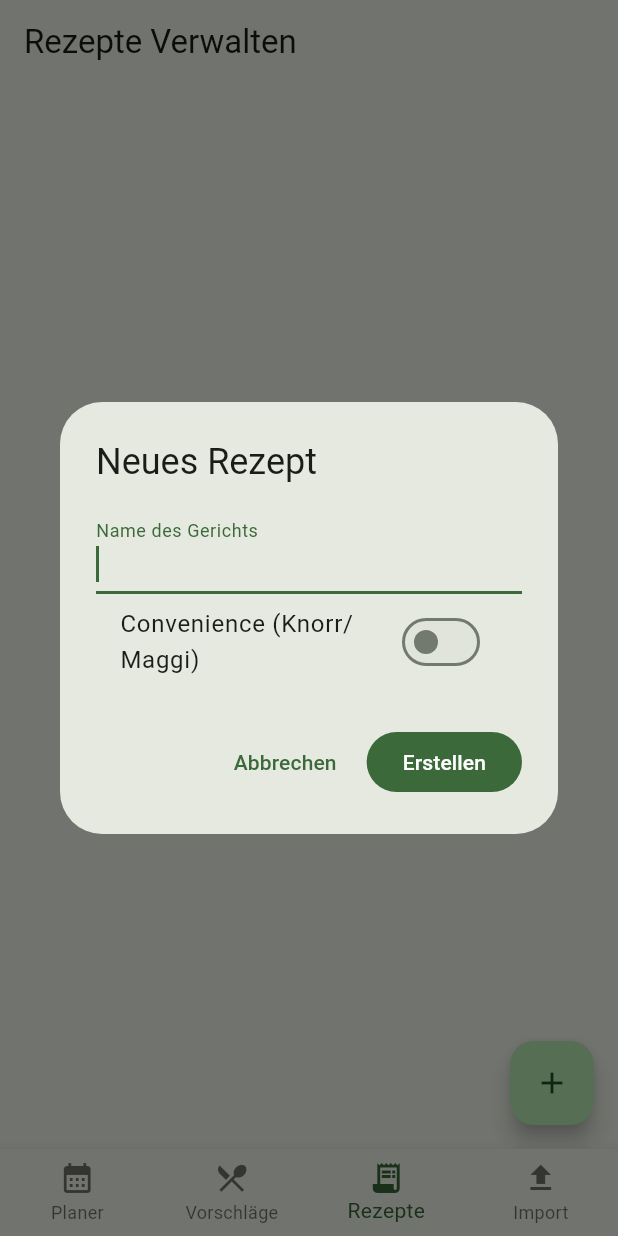
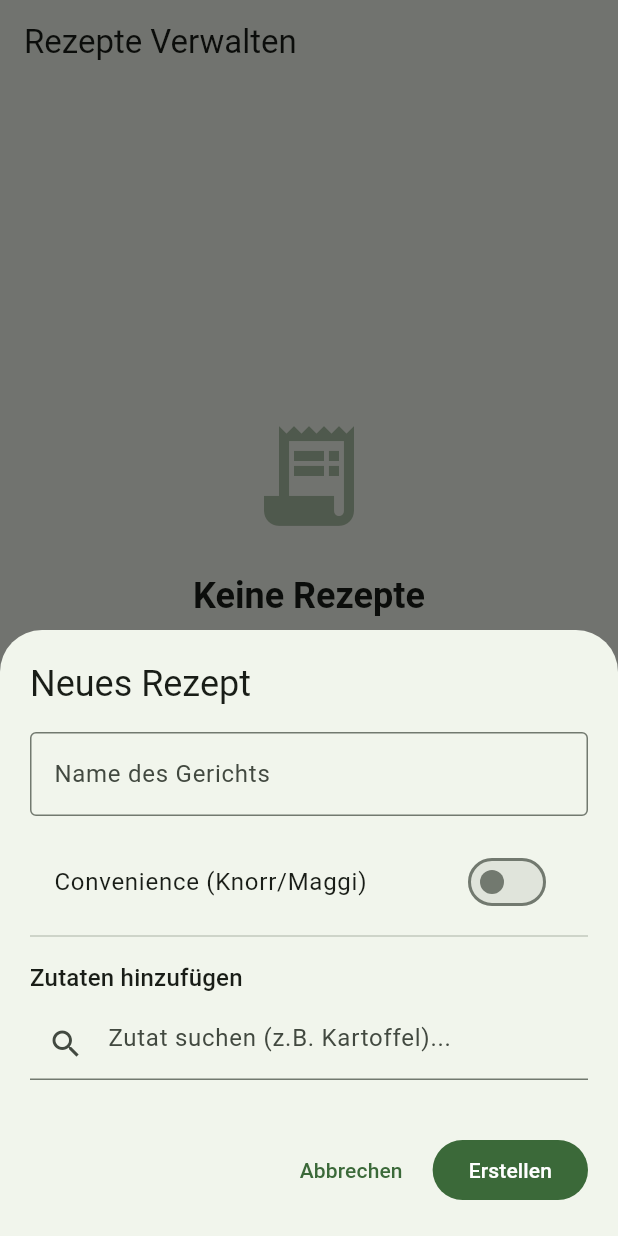
Before and after one commit to violen/prospekt-essens-planer, a Flutter app: the screen it shows after launch, item 3 of the bottom bar chosen, after a tap on the "add" icon, on a phone screen of 412 x 824 dp. Run offline on Flutter 3.47's test engine with Material 3 defaults, Android fonts, the phone set to English and light mode, and no system bars; our stand-ins replace drift, file_picker, flutter_riverpod, image_picker; missing offline and left inert: google_mlkit_text_recognition, string_similarity; accounts and stored records are empty; generated files the repository leaves out were written again.

Commit message:
feat(recipe): implement ingredient management with autocomplete
- Added getUniqueProductNames to OfferRepository to fetch suggestions from market data.
- Updated RecipeController to handle multiple ingredients during recipe creation.
- Redesigned recipe creation UI with a ModalBottomSheet for better UX.
- Integrated Autocomplete for ingredient input with Chip display for added items.
- Updated project roadmap with Phase 8-12.

```diff
--- a/apps/prospekt_essens_planer/lib/features/meal_planner/presentation/controllers/recipe_controller.dart
+++ b/apps/prospekt_essens_planer/lib/features/meal_planner/presentation/controllers/recipe_controller.dart
@@ -4,14 +4,26 @@ import '../../../../core/providers.dart';
 
 class RecipeState {
   final List<Recipe> recipes;
+  final List<String> availableIngredients;
   final bool isLoading;
   final String? errorMessage;
 
-  RecipeState({this.recipes = const [], this.isLoading = false, this.errorMessage});
+  RecipeState({
+    this.recipes = const [],
+    this.availableIngredients = const [],
+    this.isLoading = false,
+    this.errorMessage,
+  });
 
-  RecipeState copyWith({List<Recipe>? recipes, bool? isLoading, String? errorMessage}) {
+  RecipeState copyWith({
+    List<Recipe>? recipes,
+    List<String>? availableIngredients,
+    bool? isLoading,
+    String? errorMessage,
+  }) {
     return RecipeState(
       recipes: recipes ?? this.recipes,
+      availableIngredients: availableIngredients ?? this.availableIngredients,
       isLoading: isLoading ?? this.isLoading,
       errorMessage: errorMessage ?? this.errorMessage,
     );
@@ -26,7 +38,12 @@ class RecipeController extends StateNotifier<RecipeState> {
   final Ref _ref;
 
   RecipeController(this._ref) : super(RecipeState()) {
-    loadRecipes();
+    _init();
+  }
+
+  Future<void> _init() async {
+    await loadRecipes();
+    await loadAvailableIngredients();
   }
 
   Future<void> loadRecipes() async {
@@ -40,12 +57,28 @@ class RecipeController extends StateNotifier<RecipeState> {
     }
   }
 
-  Future<void> addRecipe(String name, bool isConvenience) async {
+  Future<void> loadAvailableIngredients() async {
+    try {
+      final offerRepo = _ref.read(offerRepositoryProvider);
+      final names = await offerRepo.getUniqueProductNames();
+      state = state.copyWith(availableIngredients: names);
+    } catch (e) {
+      // Non-blocking error for autocomplete
+    }
+  }
+
+  Future<void> addRecipe(String name, bool isConvenience, List<String> ingredients) async {
     try {
       final repo = _ref.read(recipeRepositoryProvider);
+
+      final recipeIngredients = ingredients.map((ing) => RecipeIngredient(
+        name: ing,
+        recipeId: 0, // Will be set by repo transaction
+      )).toList();
+
       await repo.insertRecipe(
         Recipe(name: name, isConvenience: isConvenience, rating: 0),
-        [],
+        recipeIngredients,
       );
       await loadRecipes();
     } catch (e) {
--- a/apps/prospekt_essens_planer/lib/features/meal_planner/presentation/pages/recipe_management_page.dart
+++ b/apps/prospekt_essens_planer/lib/features/meal_planner/presentation/pages/recipe_management_page.dart
@@ -26,7 +26,7 @@ class RecipeManagementPage extends ConsumerWidget {
                   icon: Icons.receipt_long,
                   title: l10n.noRecipesTitle,
                   message: l10n.noRecipesMessage,
-                  onAction: () => _showAddRecipeDialog(context, l10n, controller),
+                  onAction: () => _showAddRecipeSheet(context, l10n, controller, state.availableIngredients),
                   actionLabel: l10n.createRecipe,
                 )
               : ListView.builder(
@@ -46,46 +46,127 @@ class RecipeManagementPage extends ConsumerWidget {
                 ),
       floatingActionButton: FloatingActionButton(
         key: const Key('add_recipe_fab'),
-        onPressed: () => _showAddRecipeDialog(context, l10n, controller),
+        onPressed: () => _showAddRecipeSheet(context, l10n, controller, state.availableIngredients),
         tooltip: l10n.createRecipe,
         child: const Icon(Icons.add),
       ),
     );
   }
 
-  void _showAddRecipeDialog(BuildContext context, AppLocalizations l10n, RecipeController controller) {
+  void _showAddRecipeSheet(
+    BuildContext context,
+    AppLocalizations l10n,
+    RecipeController controller,
+    List<String> suggestions,
+  ) {
     final nameController = TextEditingController();
+    final ingredientController = TextEditingController();
+    final FocusNode ingredientFocusNode = FocusNode();
     bool isConvenience = false;
+    final List<String> addedIngredients = [];
 
-    showDialog(
+    showModalBottomSheet(
       context: context,
+      isScrollControlled: true,
+      useSafeArea: true,
       builder: (context) => StatefulBuilder(
-        builder: (context, setState) => AlertDialog(
-          title: Text(l10n.newRecipe),
-          content: Column(
+        builder: (context, setSheetState) => Padding(
+          padding: EdgeInsets.only(
+            bottom: MediaQuery.of(context).viewInsets.bottom,
+            left: 20,
+            right: 20,
+            top: 20,
+          ),
+          child: Column(
             mainAxisSize: MainAxisSize.min,
+            crossAxisAlignment: CrossAxisAlignment.start,
             children: [
+              Text(l10n.newRecipe, style: Theme.of(context).textTheme.headlineSmall),
+              const SizedBox(height: 16),
               TextField(
                 controller: nameController,
-                decoration: InputDecoration(labelText: l10n.dishName),
-                autofocus: true,
+                decoration: InputDecoration(
+                  labelText: l10n.dishName,
+                  border: const OutlineInputBorder(),
                 ),
+                textCapitalization: TextCapitalization.words,
+              ),
+              const SizedBox(height: 16),
               SwitchListTile(
                 title: Text(l10n.convenienceProduct),
                 value: isConvenience,
-                onChanged: (val) => setState(() => isConvenience = val),
+                onChanged: (val) => setSheetState(() => isConvenience = val),
               ),
-            ],
+              const Divider(),
+              const SizedBox(height: 8),
+              Text('Zutaten hinzufügen', style: Theme.of(context).textTheme.titleMedium),
+              const SizedBox(height: 8),
+              Autocomplete<String>(
+                optionsBuilder: (TextEditingValue textEditingValue) {
+                  if (textEditingValue.text.length < 2) {
+                    return const Iterable<String>.empty();
+                  }
+                  return suggestions.where((String option) {
+                    return option.toLowerCase().contains(textEditingValue.text.toLowerCase());
+                  });
+                },
+                onSelected: (String selection) {
+                  setSheetState(() {
+                    if (!addedIngredients.contains(selection)) {
+                      addedIngredients.add(selection);
+                    }
+                    ingredientController.clear();
+                  });
+                  ingredientFocusNode.requestFocus();
+                },
+                fieldViewBuilder: (context, controller, focusNode, onFieldSubmitted) {
+                  return TextField(
+                    controller: controller,
+                    focusNode: focusNode,
+                    decoration: const InputDecoration(
+                      hintText: 'Zutat suchen (z.B. Kartoffel)...',
+                      prefixIcon: Icon(Icons.search),
                     ),
-          actions: [
+                    textCapitalization: TextCapitalization.words,
+                    onSubmitted: (value) {
+                      if (value.isNotEmpty) {
+                        setSheetState(() {
+                          if (!addedIngredients.contains(value)) {
+                            addedIngredients.add(value);
+                          }
+                          controller.clear();
+                        });
+                        focusNode.requestFocus();
+                      }
+                    },
+                  );
+                },
+              ),
+              const SizedBox(height: 12),
+              Wrap(
+                spacing: 8,
+                children: addedIngredients.map((ing) => Chip(
+                  label: Text(ing),
+                  onDeleted: () => setSheetState(() => addedIngredients.remove(ing)),
+                )).toList(),
+              ),
+              const SizedBox(height: 24),
+              Row(
+                mainAxisAlignment: MainAxisAlignment.end,
+                children: [
                   TextButton(
                     onPressed: () => Navigator.pop(context),
                     child: Text(l10n.cancel),
                   ),
+                  const SizedBox(width: 8),
                   FilledButton(
                     onPressed: () async {
                       if (nameController.text.isNotEmpty) {
-                  await controller.addRecipe(nameController.text, isConvenience);
+                        await controller.addRecipe(
+                          nameController.text,
+                          isConvenience,
+                          addedIngredients,
+                        );
                         if (context.mounted) Navigator.pop(context);
                       }
                     },
@@ -93,6 +174,10 @@ class RecipeManagementPage extends ConsumerWidget {
                   ),
                 ],
               ),
+              const SizedBox(height: 20),
+            ],
+          ),
+        ),
       ),
     );
   }
--- a/packages/prospekt_core/lib/repositories/offer_repository.dart
+++ b/packages/prospekt_core/lib/repositories/offer_repository.dart
@@ -4,4 +4,5 @@ abstract class OfferRepository {
   Future<List<Offer>> getOffersByBrochureId(int brochureId);
   Future<int> insertOffer(Offer offer);
   Future<void> deleteOffersByBrochureId(int brochureId);
+  Future<List<String>> getUniqueProductNames();
 }
--- a/packages/prospekt_data/lib/repositories/offer_repository_impl.dart
+++ b/packages/prospekt_data/lib/repositories/offer_repository_impl.dart
@@ -34,6 +34,14 @@ class OfferRepositoryImpl implements OfferRepository {
     await query.go();
   }
 
+  @override
+  Future<List<String>> getUniqueProductNames() async {
+    final query = db.selectOnly(db.offers, distinct: true)
+      ..addColumns([db.offers.productName]);
+    final rows = await query.get();
+    return rows.map((row) => row.read(db.offers.productName)!).toList();
+  }
+
   Offer _mapToEntity(OfferEntry row) {
     return Offer(
       id: row.id,
```
Also changed, not shown: 1 other file. Lines whose indentation alone changed are shown as unchanged.
